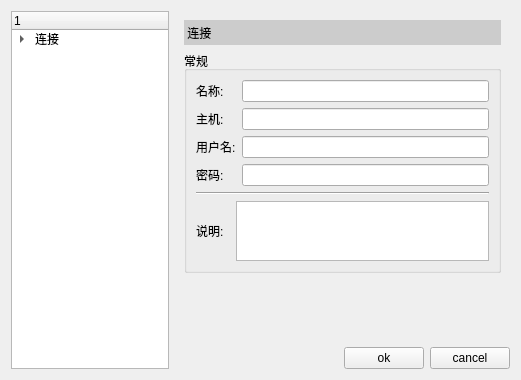
This is servercreationwindow.ui in JasonZhang521/manager as Qt 5 draws it before an edit. The edited form follows.
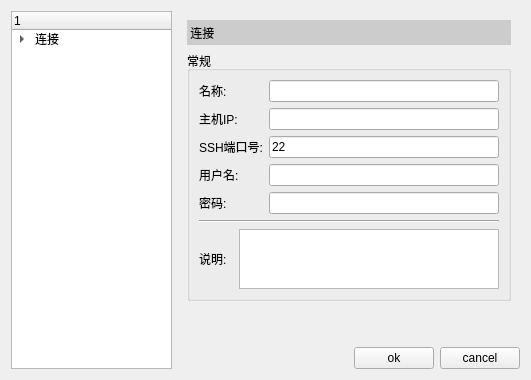
This is the edited form.

Commit message: add login port input

Patch:
```diff
--- a/servercreationwindow.ui
+++ b/servercreationwindow.ui
@@ -6,7 +6,7 @@
    <rect>
     <x>0</x>
     <y>0</y>
-    <width>521</width>
+    <width>531</width>
     <height>380</height>
    </rect>
   </property>
@@ -103,20 +103,17 @@
                 </property>
                </widget>
               </item>
-              <item row="0" column="1">
-               <widget class="QLineEdit" name="lineEdit_name"/>
-              </item>
               <item row="1" column="0">
                <widget class="QLabel" name="label_3">
                 <property name="text">
-                 <string>主机:</string>
+                 <string>主机IP:</string>
                 </property>
                </widget>
               </item>
               <item row="1" column="1">
                <widget class="QLineEdit" name="lineEdit_host"/>
               </item>
-              <item row="2" column="0">
+              <item row="3" column="0">
                <widget class="QLabel" name="label_6">
                 <property name="sizePolicy">
                  <sizepolicy hsizetype="Preferred" vsizetype="Preferred">
@@ -129,19 +126,36 @@
                 </property>
                </widget>
               </item>
-              <item row="2" column="1">
+              <item row="3" column="1">
                <widget class="QLineEdit" name="lineEdit_username"/>
               </item>
-              <item row="3" column="0">
+              <item row="4" column="0">
                <widget class="QLabel" name="label_4">
                 <property name="text">
                  <string>密码:</string>
                 </property>
                </widget>
               </item>
-              <item row="3" column="1">
+              <item row="4" column="1">
                <widget class="QLineEdit" name="lineEdit_passwd"/>
               </item>
+              <item row="0" column="1">
+               <widget class="QLineEdit" name="lineEdit_name"/>
+              </item>
+              <item row="2" column="0">
+               <widget class="QLabel" name="label_7">
+                <property name="text">
+                 <string>SSH端口号:</string>
+                </property>
+               </widget>
+              </item>
+              <item row="2" column="1">
+               <widget class="QLineEdit" name="lineEdit_host_port">
+                <property name="text">
+                 <string>22</string>
+                </property>
+               </widget>
+              </item>
              </layout>
             </item>
             <item>
```
The commit also changes 7 other files.
